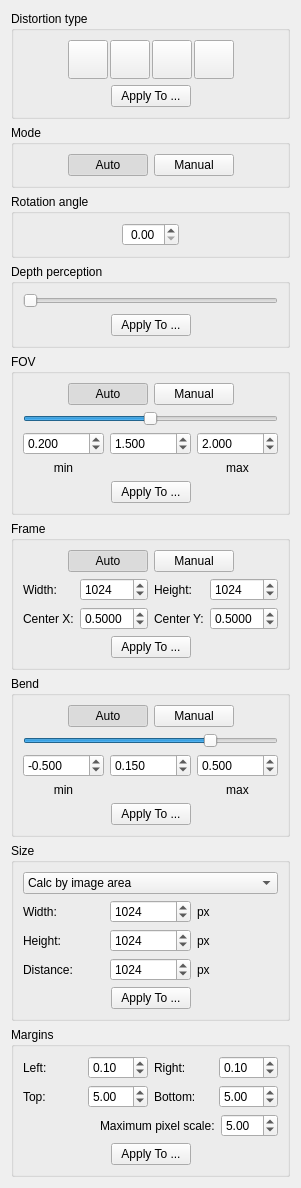
Above: src/core/filters/deskew/ui/DeskewOptionsWidget.ui from ImageProcessing-ElectronicPublications/scantailor-deviant before the change. Below: the same form after it.
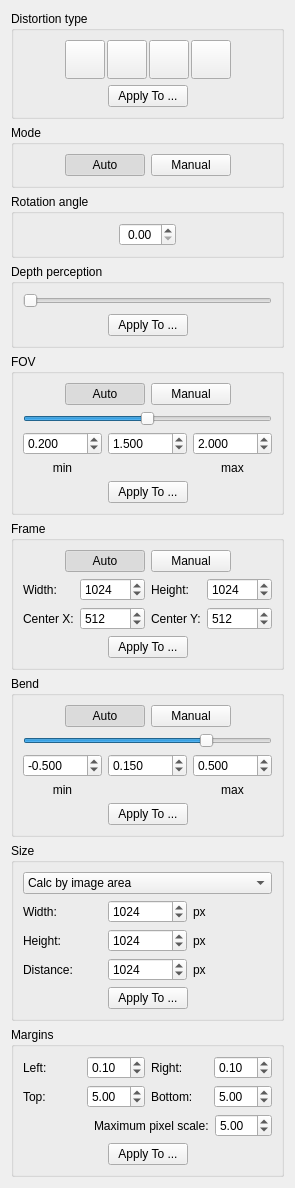
That is the form after the change. Icons and pictures are not drawn.

Commit message: Change cx,cy frame params to absolute value

Patch:
```diff
--- a/src/core/filters/deskew/ui/DeskewOptionsWidget.ui
+++ b/src/core/filters/deskew/ui/DeskewOptionsWidget.ui
@@ -707,19 +707,19 @@
         <item row="1" column="1">
          <widget class="QDoubleSpinBox" name="frameCenterXSpinBox">
           <property name="decimals">
-           <number>4</number>
+           <number>0</number>
           </property>
           <property name="minimum">
-           <double>-1.000000000000000</double>
+           <double>-32768.000000000000000</double>
           </property>
           <property name="maximum">
-           <double>2.000000000000000</double>
+           <double>32768.000000000000000</double>
           </property>
           <property name="singleStep">
            <double>0.010000000000000</double>
           </property>
           <property name="value">
-           <double>0.500000000000000</double>
+           <double>512.000000000000000</double>
           </property>
          </widget>
         </item>
@@ -733,19 +733,19 @@
         <item row="1" column="3">
          <widget class="QDoubleSpinBox" name="frameCenterYSpinBox">
           <property name="decimals">
-           <number>4</number>
+           <number>0</number>
           </property>
           <property name="minimum">
-           <double>-1.000000000000000</double>
+           <double>-32768.000000000000000</double>
           </property>
           <property name="maximum">
-           <double>2.000000000000000</double>
+           <double>32768.000000000000000</double>
           </property>
           <property name="singleStep">
            <double>0.010000000000000</double>
           </property>
           <property name="value">
-           <double>0.500000000000000</double>
+           <double>512.000000000000000</double>
           </property>
          </widget>
         </item>
```
Left out of the diff: 4 changed lines with no effect on the pictures. The commit also changes 1 other file.
